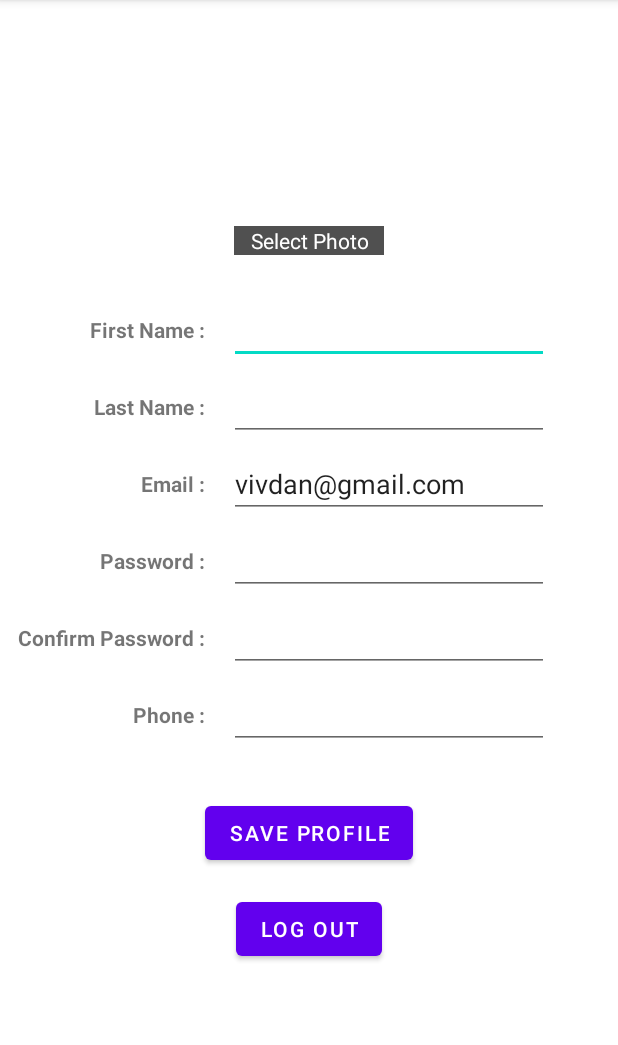
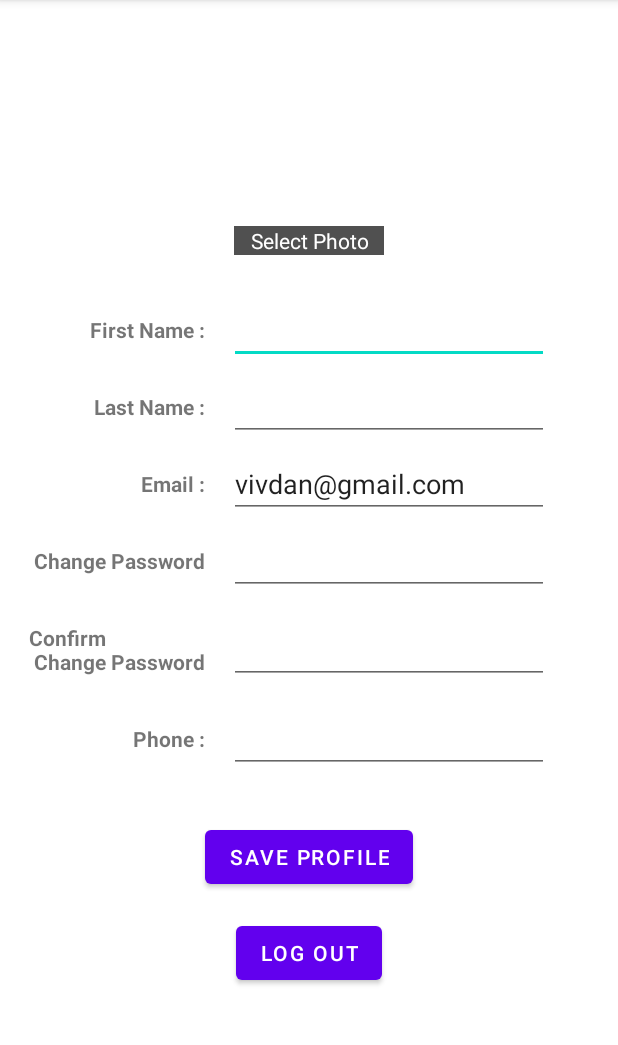
Before and after one commit to tanvimagdum/Android-App-GeoJournal, an Android app: the ProfileActivity screen opened directly, with no data from a screen before it, on a phone screen of 412 x 824 dp, the part 84-1129 px from its top. Run offline under Robolectric (Android 15) with nearby library versions, the phone set to English and light mode, and no system bars; our stand-ins replace Firebase (no records; nobody signed in at launch, a user with empty details on screens opened directly).

Commit message:
resolved profile pwd issues

```diff
--- a/app/src/main/java/com/example/nu_mad_sp2023_final_project_15/ProfileActivity.java
+++ b/app/src/main/java/com/example/nu_mad_sp2023_final_project_15/ProfileActivity.java
@@ -118,7 +118,7 @@ public class ProfileActivity extends AppCompatActivity {
                             }
                         }
                     });
-                }else{
+                }else if(!profConfPwd.getText().toString().equals(profPwd.getText().toString())){
                     Toast.makeText(getApplicationContext(),
                             "Password Do not match.",
                             Toast.LENGTH_LONG).show();
--- a/app/src/main/res/layout/activity_profile.xml
+++ b/app/src/main/res/layout/activity_profile.xml
@@ -75,7 +75,7 @@
         android:layout_width="wrap_content"
         android:layout_height="wrap_content"
         android:layout_marginTop="32dp"
-        android:text="@string/lblProfilePassword"
+        android:text="@string/changepwd"
         android:textStyle="bold"
         app:layout_constraintEnd_toEndOf="@+id/lblProfileEmail"
         app:layout_constraintTop_toBottomOf="@+id/lblProfileEmail" />
@@ -96,7 +96,7 @@
         android:layout_width="wrap_content"
         android:layout_height="wrap_content"
         android:layout_marginTop="32dp"
-        android:text="@string/lblProfileConfirmPassword"
+        android:text="@string/confpwd"
         android:textStyle="bold"
         app:layout_constraintEnd_toEndOf="@+id/lblProfilePassword"
         app:layout_constraintTop_toBottomOf="@+id/lblProfilePassword" />
--- a/app/src/main/res/values/strings.xml
+++ b/app/src/main/res/values/strings.xml
@@ -76,5 +76,7 @@
     <string name="inforeg">Click on the Image \n to upload your photo</string>
     <string name="skip_photo">Done</string>
     <string name="inforegimg">Click on the Image to upload a new one</string>
+    <string name="changepwd">Change Password</string>
+    <string name="confpwd">Confirm \n Change Password</string>
 
 </resources>
```
